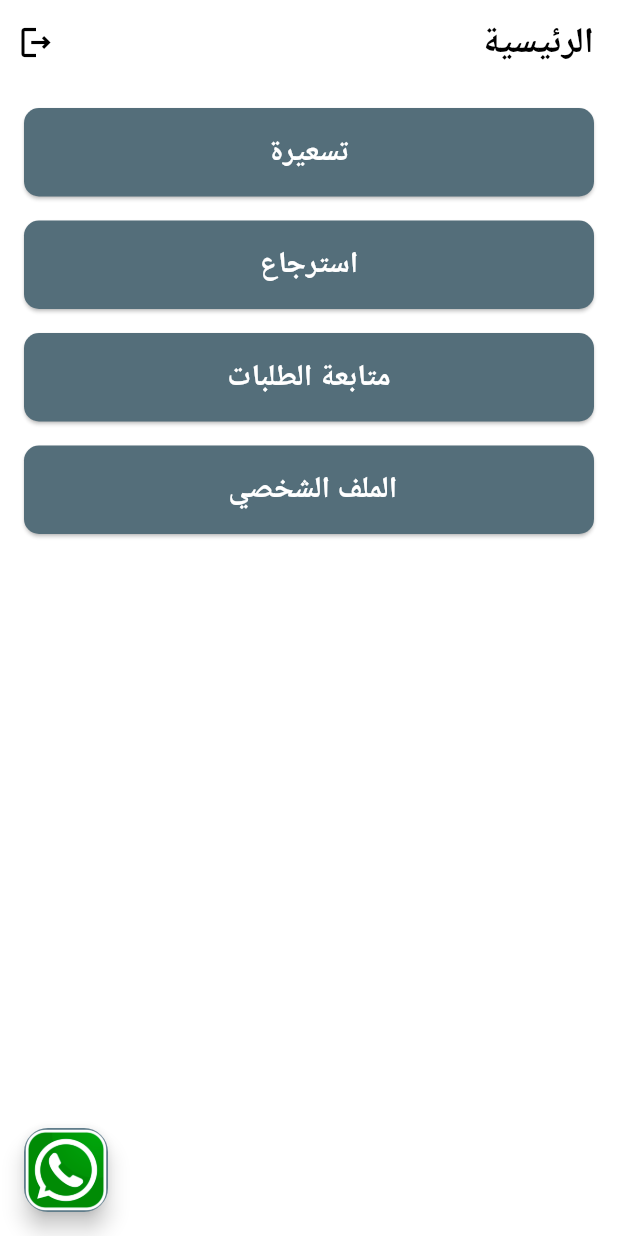
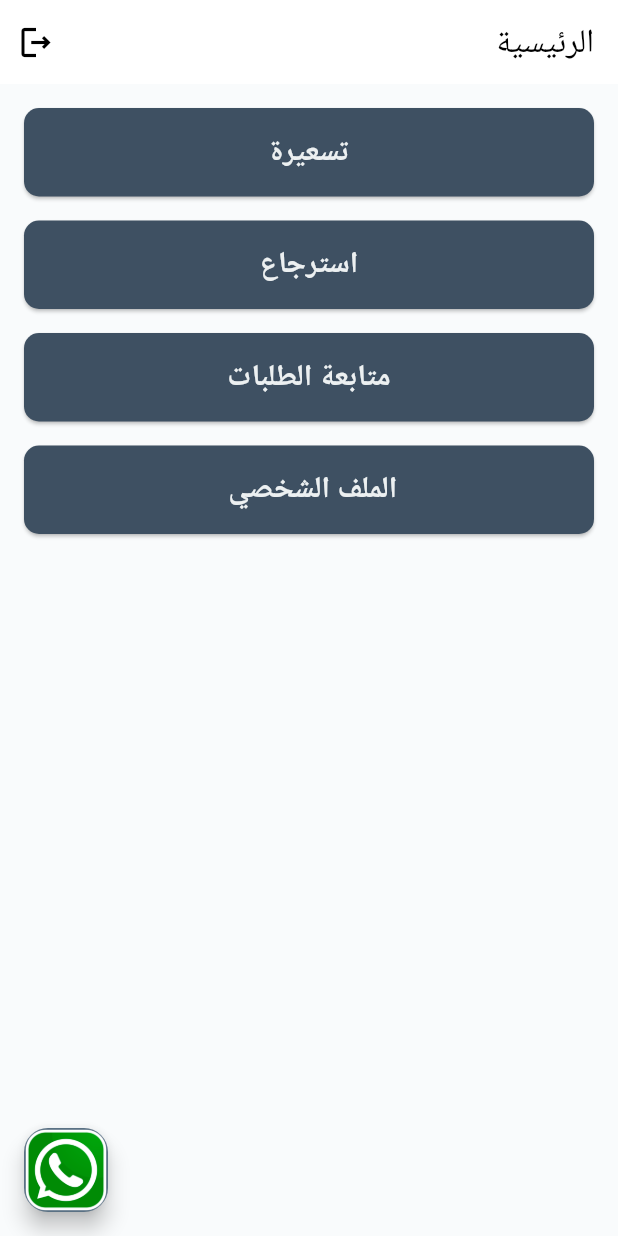
Before and after one commit to HamadAlharbi1/tamini, a Flutter app: the HomePage screen opened by its route, on a phone screen of 412 x 824 dp. Run offline on Flutter 3.47's test engine with Material 3 defaults, Android fonts, the phone set to English and light mode, and no system bars; our stand-ins replace cloud_firestore, firebase_auth, firebase_core, firebase_storage, flutter_dotenv, go_router and 4 more; accounts and stored records are empty; network calls fail.

Commit message:
Refactor LanguageDropdown to LanguageChanger widget; Simplify theme options to light and dark; Fix bug in CompanyCard where company name doesn't update on language change; Convert ThemeChanger to Switch widget for light/dark mode toggle.

```diff
--- a/lib/app.dart
+++ b/lib/app.dart
@@ -91,7 +91,7 @@ class _MyAppState extends State<MyApp> {
           create: (context) => languageProvider,
         ),
         ChangeNotifierProvider<ThemeProvider>(
-          create: (_) => ThemeProvider(slateBlue, 'slateBlue'), // default theme
+          create: (_) => ThemeProvider(slateBlueLight), // default theme
         ),
       ],
       child: Consumer2<LanguageProvider, ThemeProvider>(
@@ -116,7 +116,7 @@ class _MyAppState extends State<MyApp> {
                 return const Locale('en', 'US');
               }
             },
-            theme: themeProvider.getTheme,
+            theme: Provider.of<ThemeProvider>(context).getTheme(),
             debugShowCheckedModeBanner: false,
           );
         },
--- a/lib/common/pic_image.dart
+++ b/lib/common/pic_image.dart
@@ -24,10 +24,10 @@ class UploadImage {
       File file = File(imageFile.path);
       try {
         // Create a unique file name for the upload
-        String fileName = "$uid-${DateTime.now().microsecondsSinceEpoch}";
+        String fileName = "${DateTime.now().microsecondsSinceEpoch}";
         // Create a reference to the file location
         FirebaseStorage storage = FirebaseStorage.instance;
-        Reference ref = storage.ref().child("$path/$uid/$fileName");
+        Reference ref = storage.ref().child("$uid/$path/$fileName");
         // Upload the file
         UploadTask uploadTask = ref.putFile(file);
         // Get the download URL
--- a/lib/components/otp_input_widget.dart
+++ b/lib/components/otp_input_widget.dart
@@ -51,7 +51,6 @@ class _OtpInputWidgetState extends State<OtpInputWidget> {
             strokeColorBuilder: const FixedColorBuilder(
               Color.fromARGB(255, 50, 122, 128),
             ),
-            textStyle: const TextStyle(fontSize: 20, color: Color.fromARGB(255, 0, 0, 0)),
           ),
         ),
         const SizedBox(
--- a/lib/components/refunds/show_file.dart
+++ b/lib/components/refunds/show_file.dart
@@ -82,7 +82,6 @@ class ShowFile extends StatelessWidget {
               },
               child: Text(
                 'View_Document'.i18n(),
-                style: const TextStyle(color: Colors.white, fontSize: 16),
               ),
             ),
           ],
--- a/lib/i18n/ar_SA.json
+++ b/lib/i18n/ar_SA.json
@@ -79,7 +79,7 @@
 	"Vehicle_Registration_Card": "استمارة السيارة",
 	"IBAN_Bank_Account": "الحساب البنكي",
 	"Insurance_Document": "وثيقة التأمين",
-	"please_upload_all_documents": "ارفاق كل الملفات",
+	"please_upload_all_documents": "يجب ارفاق كل الملفات",
 	"Refund_request_submitted_successfully": "تم ارسال طلب استرجاع التأمين",
 	"View_Document": "عرض",
 	"file_uploaded": "تم ارفاق ",
@@ -92,5 +92,6 @@
 	"malath": "ملاذ",
 	"al_arabia": "العربية",
 	"Invalid_OTP": "الرمز المدخل غير صحيح. الرجاء التحقق من الرمز والمحاولة مرة أخرى",
-	"Could_not_launch": "حدث خطأ"
+	"Could_not_launch": "حدث خطأ",
+	"Select_Language": "اختر اللغه"
 }
--- a/lib/i18n/en_US.json
+++ b/lib/i18n/en_US.json
@@ -5,7 +5,7 @@
 	"phone_number_updated": "Phone Updated",
 	"enter_phone_number": "Enter Phone...",
 	"register": "Register",
-	"enter_otp": "Enter Code",
+	"enter_otp": "Please OTP code sent to",
 	"sign_up_new_user": "Sign Up",
 	"user_name": "Username",
 	"pass_word": "Password",
@@ -86,5 +86,6 @@
 	"al_arabia": "Al Arabia Takaful",
 	"for_owner": "for owner",
 	"Invalid_OTP": "Invalid OTP. Please double-check the code and try again",
-	"Could_not_launch": "Could not launch"
+	"Could_not_launch": "Could not launch",
+	"Select_Language": "Select Language"
 }
--- a/lib/pages/profile.dart
+++ b/lib/pages/profile.dart
@@ -9,7 +9,7 @@ import 'package:tamini_app/common/user_service.dart';
 import 'package:tamini_app/common/util.dart';
 import 'package:tamini_app/components/constants.dart';
 import 'package:tamini_app/components/custom_text_field.dart';
-import 'package:tamini_app/components/language_dropdown.dart';
+import 'package:tamini_app/components/language_changer.dart';
 import 'package:tamini_app/components/theme_changer.dart';
 import 'package:tamini_app/components/user_model.dart';
 
@@ -50,8 +50,8 @@ class _ProfilePageState extends State<ProfilePage> {
               appBar: AppBar(
                 title: Text('profile_page'.i18n()),
                 actions: const <Widget>[
-                  LanguageDropdown(),
                   ThemeChanger(),
+                  LanguageChanger(),
                 ],
               ),
               body: ListView(
@@ -70,6 +70,7 @@ class _ProfilePageState extends State<ProfilePage> {
                       ),
                     ),
                   ),
+                  const SizedBox(height: 20),
                   Card(
                     elevation: 5,
                     shape: RoundedRectangleBorder(
--- a/lib/pages/registration.dart
+++ b/lib/pages/registration.dart
@@ -5,7 +5,7 @@ import 'package:tamini_app/common/util.dart';
 import 'package:tamini_app/components/constants.dart';
 import 'package:tamini_app/components/custom_button.dart';
 import 'package:tamini_app/components/custom_text_field.dart';
-import 'package:tamini_app/components/language_dropdown.dart';
+import 'package:tamini_app/components/language_changer.dart';
 
 class Registration extends StatefulWidget {
   const Registration({
@@ -56,7 +56,7 @@ class _RegistrationState extends State<Registration> {
                 const SizedBox(
                   height: 80,
                 ),
-                const LanguageDropdown(),
+                const LanguageChanger(),
                 Padding(
                   padding: const EdgeInsets.all(16.0),
                   child: CustomTextField(
--- a/lib/themes/tamini_themes.dart
+++ b/lib/themes/tamini_themes.dart
@@ -1,219 +1,83 @@
 import 'package:flutter/material.dart';
 
-final ThemeData emeraldDusk = ThemeData(
+final ThemeData slateBlueLight = ThemeData(
   brightness: Brightness.light,
-  primaryColor: const Color.fromARGB(255, 37, 78, 78),
+  primaryColor: const Color(0xFF3E5062), // Dark Slate Blue
   colorScheme: const ColorScheme.light(
-    primary: Color.fromARGB(255, 67, 105, 56),
-    secondary: Color.fromARGB(255, 63, 61, 55),
+    primary: Color(0xFF5A7184), // Light Slate Blue
+    secondary: Color(0xFF2C3E50), // Dark Blue
   ),
-  scaffoldBackgroundColor: Colors.white,
-  textTheme: TextTheme(
-      titleLarge: const TextStyle(color: Color.fromARGB(255, 0, 0, 0), fontWeight: FontWeight.w500, fontSize: 20),
-      titleMedium: const TextStyle(
-        color: Color.fromARGB(255, 32, 32, 32),
-        fontSize: 16,
-      ),
-      bodyMedium: const TextStyle(
-        color: Color.fromARGB(255, 18, 59, 54),
-        fontSize: 14,
-      ),
-      bodySmall: TextStyle(
-        color: Colors.blueGrey[600],
-        fontSize: 12,
-      )),
-  inputDecorationTheme: InputDecorationTheme(
+  scaffoldBackgroundColor: const Color.fromARGB(255, 249, 251, 252), // Clouds
+  textTheme: const TextTheme(
+    displayLarge: TextStyle(color: Color(0xFF2C3E50), fontWeight: FontWeight.bold, fontSize: 24), // Dark Blue
+    headlineSmall: TextStyle(color: Color(0xFF5A7184), fontSize: 20), // Light Slate Blue
+    bodyLarge: TextStyle(color: Color(0xFF3E5062), fontSize: 16), // Dark Slate Blue
+    bodyMedium: TextStyle(color: Color(0xFF7F8C8D), fontSize: 14), // Asbestos
+  ),
+  inputDecorationTheme: const InputDecorationTheme(
     border: OutlineInputBorder(
-      borderSide: BorderSide(color: Colors.blueGrey[200]!),
+      borderSide: BorderSide(color: Color(0xFFBDC3C7)), // Silver
     ),
     focusedBorder: OutlineInputBorder(
-      borderSide: BorderSide(color: Colors.blueGrey[400]!),
+      borderSide: BorderSide(color: Color(0xFF3E5062)), // Dark Slate Blue
     ),
-    labelStyle: TextStyle(color: Colors.blueGrey[600]),
+    labelStyle: TextStyle(color: Color(0xFF7F8C8D)), // Asbestos
   ),
   elevatedButtonTheme: ElevatedButtonThemeData(
     style: ElevatedButton.styleFrom(
-      foregroundColor: Colors.white,
-      backgroundColor: const Color.fromARGB(255, 71, 82, 81),
-      textStyle: const TextStyle(fontSize: 18),
-      shape: RoundedRectangleBorder(
-        borderRadius: BorderRadius.circular(4),
-      ),
-    ),
-  ),
-);
-
-final ThemeData slateBlue = ThemeData(
-  brightness: Brightness.light,
-  primaryColor: const Color(0xFF546E7A),
-  colorScheme: const ColorScheme.light(
-    primary: Color(0xFF607D8B),
-    secondary: Color(0xFF455A64),
-  ),
-  scaffoldBackgroundColor: const Color(0xFFFFFFFF),
-  textTheme: const TextTheme(
-    titleLarge: TextStyle(color: Color(0xFF000000), fontWeight: FontWeight.bold, fontSize: 24),
-    titleMedium: TextStyle(color: Color(0xFF757575), fontSize: 18),
-    bodyMedium: TextStyle(color: Color(0xFF546E7A), fontSize: 16),
-    bodySmall: TextStyle(color: Color(0xFF9E9E9E), fontSize: 14),
-  ),
-  inputDecorationTheme: const InputDecorationTheme(
-    border: OutlineInputBorder(
-      borderSide: BorderSide(color: Color(0xFFB0BEC5)),
-    ),
-    focusedBorder: OutlineInputBorder(
-      borderSide: BorderSide(color: Color(0xFF546E7A)),
-    ),
-    labelStyle: TextStyle(color: Color(0xFF9E9E9E)),
-  ),
-  elevatedButtonTheme: ElevatedButtonThemeData(
-    style: ElevatedButton.styleFrom(
-      foregroundColor: const Color(0xFFFFFFFF),
-      backgroundColor: const Color(0xFF546E7A),
+      foregroundColor: const Color(0xFFECF0F1), // Clouds
+      backgroundColor: const Color(0xFF3E5062), // Dark Slate Blue
       textStyle: const TextStyle(fontSize: 18),
       shape: RoundedRectangleBorder(
         borderRadius: BorderRadius.circular(8.0),
       ),
     ),
   ),
+  dividerTheme: const DividerThemeData(
+    color: Color(0xFFBDC3C7), // Silver
+
+    thickness: 2,
+  ),
 );
 
-final ThemeData galacticNight = ThemeData(
-  brightness: Brightness.light,
-  primaryColor: const Color(0xFF2C384A),
-  colorScheme: const ColorScheme.light(
-    primary: Color(0xFF2C384A),
-    secondary: Color(0xFF7AC7C4),
+final ThemeData slateBlueDark = ThemeData(
+  brightness: Brightness.dark,
+  primaryColor: const Color.fromARGB(255, 57, 81, 105), // Dark Blue
+  colorScheme: const ColorScheme.dark(
+    primary: Color(0xFF3E5062), // Dark Slate Blue
+    secondary: Color(0xFF5A7184), // Light Slate Blue
+    onPrimary: Color(0xFFECF0F1), // Clouds
+    onSecondary: Color.fromARGB(255, 38, 41, 44), // Silver
   ),
-  scaffoldBackgroundColor: const Color(0xFFF6F7F8),
+  scaffoldBackgroundColor: const Color.fromARGB(255, 21, 32, 41), // Dark Blue
   textTheme: const TextTheme(
-    titleLarge: TextStyle(color: Color(0xFF2C384A), fontWeight: FontWeight.w500, fontSize: 20),
-    titleMedium: TextStyle(color: Color(0xFF2C384A), fontSize: 16),
-    bodyMedium: TextStyle(color: Color(0xFF2C384A), fontSize: 14),
-    bodySmall: TextStyle(color: Color(0xFF7AC7C4), fontSize: 12),
+    displayLarge: TextStyle(color: Colors.white60, fontWeight: FontWeight.bold, fontSize: 24),
+    headlineSmall: TextStyle(color: Color.fromARGB(179, 219, 219, 219), fontSize: 20),
+    bodyLarge: TextStyle(color: Colors.white54, fontSize: 16),
+    bodyMedium: TextStyle(color: Colors.white60, fontSize: 14),
   ),
   inputDecorationTheme: const InputDecorationTheme(
     border: OutlineInputBorder(
-      borderSide: BorderSide(color: Color(0xFF2C384A)),
+      borderSide: BorderSide(color: Color(0xFF7F8C8D)), // Asbestos
     ),
     focusedBorder: OutlineInputBorder(
-      borderSide: BorderSide(color: Color(0xFF2C384A)),
+      borderSide: BorderSide(color: Color(0xFFECF0F1)), // Clouds
     ),
-    labelStyle: TextStyle(color: Color(0xFF2C384A)),
+    labelStyle: TextStyle(color: Colors.white60),
   ),
   elevatedButtonTheme: ElevatedButtonThemeData(
     style: ElevatedButton.styleFrom(
-      backgroundColor: const Color(0xFF2C384A),
-      foregroundColor: const Color(0xFFFFFFFF),
+      foregroundColor: const Color.fromARGB(255, 236, 240, 241), // Clouds
+      backgroundColor: const Color.fromARGB(212, 65, 74, 83), // Dark Slate Blue
       textStyle: const TextStyle(fontSize: 18),
       shape: RoundedRectangleBorder(
         borderRadius: BorderRadius.circular(8.0),
       ),
     ),
   ),
-);
+  dividerTheme: const DividerThemeData(
+    color: Color(0xFF7F8C8D), // Asbestos
 
-final ThemeData midnightBlue = ThemeData(
-  brightness: Brightness.dark,
-  primaryColor: const Color(0xFF003366),
-  colorScheme: const ColorScheme.dark(
-    primary: Color(0xFF0066CC),
-    secondary: Color(0xFF3399FF),
-  ),
-  scaffoldBackgroundColor: const Color(0xFF000033),
-  textTheme: const TextTheme(
-    titleLarge: TextStyle(color: Color(0xFFFFFFFF), fontWeight: FontWeight.w500, fontSize: 20),
-    titleMedium: TextStyle(color: Color(0xFFCCCCCC), fontSize: 16),
-    bodyMedium: TextStyle(color: Color(0xFF0066CC), fontSize: 14),
-    bodySmall: TextStyle(color: Color(0xFF3399FF), fontSize: 12),
-  ),
-  inputDecorationTheme: const InputDecorationTheme(
-    border: OutlineInputBorder(
-      borderSide: BorderSide(color: Color(0xFF3399FF)),
-    ),
-    focusedBorder: OutlineInputBorder(
-      borderSide: BorderSide(color: Color(0xFF3399FF)),
-    ),
-    labelStyle: TextStyle(color: Color(0xFFCCCCCC)),
-  ),
-  elevatedButtonTheme: ElevatedButtonThemeData(
-    style: ElevatedButton.styleFrom(
-      backgroundColor: const Color(0xFF0066CC),
-      foregroundColor: const Color(0xFFFFFFFF),
-      textStyle: const TextStyle(fontSize: 18),
-      shape: RoundedRectangleBorder(
-        borderRadius: BorderRadius.circular(8.0),
-      ),
-    ),
+    thickness: 2,
   ),
 );
-
-final ThemeData deepSpace = ThemeData(
-  brightness: Brightness.dark,
-  primaryColor: const Color(0xFF000033),
-  colorScheme: const ColorScheme.dark(
-    primary: Color(0xFF330099),
-    secondary: Color(0xFF6600CC),
-  ),
-  scaffoldBackgroundColor: const Color(0xFF000000),
-  textTheme: const TextTheme(
-    titleLarge: TextStyle(color: Color(0xFFFFFFFF), fontWeight: FontWeight.w500, fontSize: 20),
-    titleMedium: TextStyle(color: Color(0xFFCCCCCC), fontSize: 16),
-    bodyMedium: TextStyle(color: Color(0xFF330099), fontSize: 14),
-    bodySmall: TextStyle(color: Color(0xFF6600CC), fontSize: 12),
-  ),
-  inputDecorationTheme: const InputDecorationTheme(
-    border: OutlineInputBorder(
-      borderSide: BorderSide(color: Color(0xFF6600CC)),
-    ),
-    focusedBorder: OutlineInputBorder(
-      borderSide: BorderSide(color: Color(0xFF6600CC)),
-    ),
-    labelStyle: TextStyle(color: Color(0xFFCCCCCC)),
-  ),
-  elevatedButtonTheme: ElevatedButtonThemeData(
-    style: ElevatedButton.styleFrom(
-      backgroundColor: const Color(0xFF330099),
-      foregroundColor: const Color(0xFFFFFFFF),
-      textStyle: const TextStyle(fontSize: 18),
-      shape: RoundedRectangleBorder(
-        borderRadius: BorderRadius.circular(8.0),
-      ),
-    ),
-  ),
-);
-
-final ThemeData twilightPurple = ThemeData(
-  brightness: Brightness.dark,
-  primaryColor: const Color(0xFF330033),
-  colorScheme: const ColorScheme.dark(
-    primary: Color(0xFF660066),
-    secondary: Color(0xFFCC00CC),
-  ),
-  scaffoldBackgroundColor: const Color(0xFF000000),
-  textTheme: const TextTheme(
-    titleLarge: TextStyle(color: Color(0xFFFFFFFF), fontWeight: FontWeight.w500, fontSize: 20),
-    titleMedium: TextStyle(color: Color(0xFFCCCCCC), fontSize: 16),
-    bodyMedium: TextStyle(color: Color(0xFF660066), fontSize: 14),
-    bodySmall: TextStyle(color: Color(0xFFCC00CC), fontSize: 12),
-  ),
-  inputDecorationTheme: const InputDecorationTheme(
-    border: OutlineInputBorder(
-      borderSide: BorderSide(color: Color(0xFFCC00CC)),
-    ),
-    focusedBorder: OutlineInputBorder(
-      borderSide: BorderSide(color: Color(0xFFCC00CC)),
-    ),
-    labelStyle: TextStyle(color: Color(0xFFCCCCCC)),
-  ),
-  elevatedButtonTheme: ElevatedButtonThemeData(
-    style: ElevatedButton.styleFrom(
-      backgroundColor: const Color(0xFF660066),
-      foregroundColor: const Color(0xFFFFFFFF),
-      textStyle: const TextStyle(fontSize: 18),
-      shape: RoundedRectangleBorder(
-        borderRadius: BorderRadius.circular(8.0),
-      ),
-    ),
-  ),
-);
```
Also changed, not shown: lib/common/user_service.dart (+7 -1 lines), lib/components/language_changer.dart (added, +50 -0 lines), lib/components/language_dropdown.dart (deleted, +0 -34 lines), lib/components/refunds/company_card.dart (+19 -10 lines), lib/components/refunds/company_model.dart (+6 -7 lines), lib/components/theme_changer.dart (+25 -34 lines), lib/provider/theme_provider.dart (+21 -40 lines).
